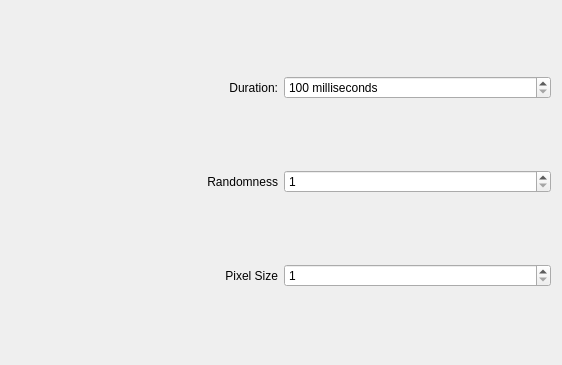
This is kwin/pixelate/config.ui in Schneegans/Burn-My-Windows as Qt 5 draws it before an edit. The edited form follows.
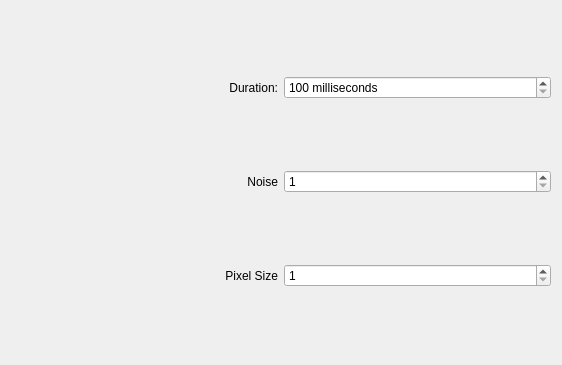
This is the edited form.

Patch:
```diff
--- a/kwin/pixelate/config.ui
+++ b/kwin/pixelate/config.ui
@@ -50,7 +50,7 @@
    <item row="1" column="0">
     <widget class="QLabel" name="label_3">
      <property name="text">
-      <string>Randomness</string>
+      <string>Noise</string>
      </property>
      <property name="alignment">
       <set>Qt::AlignRight|Qt::AlignTrailing|Qt::AlignVCenter</set>
```
Left out of the diff: 4 changed lines with no effect on the pictures.
